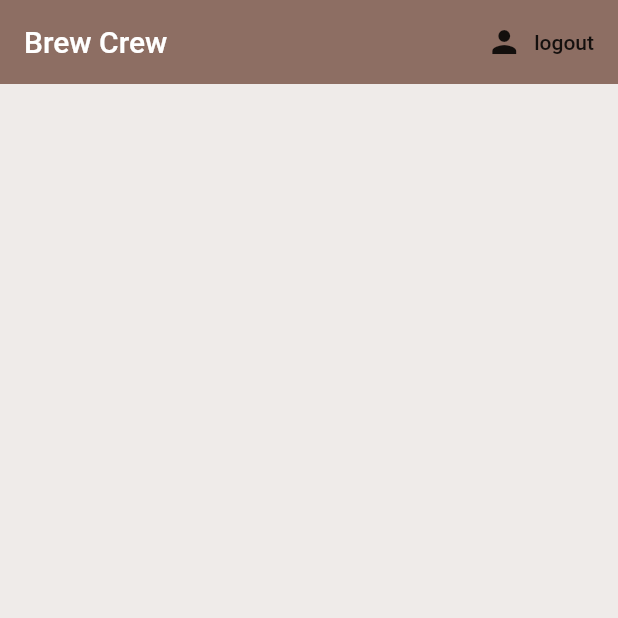
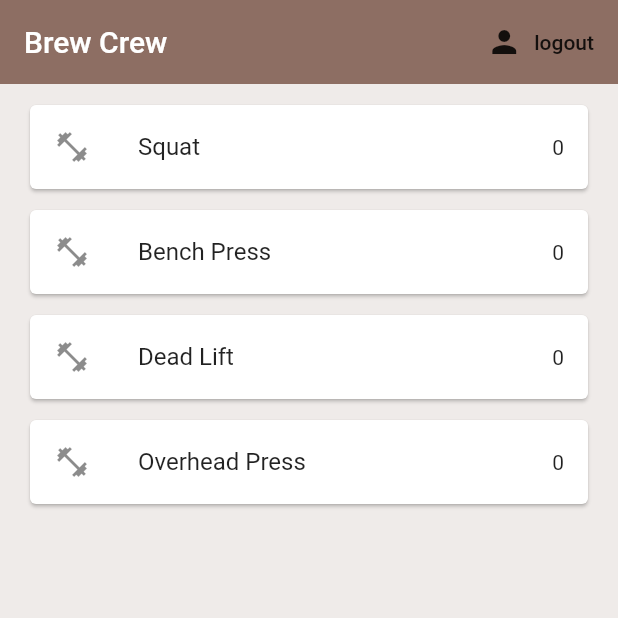
Before and after one commit to Empyreus/531ForBeginners, a Flutter app: the screen it shows once a user with an empty profile is signed in, on a phone screen of 412 x 824 dp, the top half of it. Run offline on Flutter 3.47's test engine with Material 2 defaults, Android fonts, the phone set to English and light mode, and no system bars; our stand-ins replace cloud_firestore, firebase_auth, flutter_spinkit; accounts and stored records are empty.

Commit message:
Working on List View

```diff
--- /dev/null
+++ b/lib/models/weight.dart
@@ -0,0 +1,8 @@
+class Weight {
+  final int squat;
+  final int bench;
+  final int deadlift;
+  final int press;
+
+  Weight({this.squat, this.bench, this.deadlift, this.press});
+}
--- a/lib/screens/home/home.dart
+++ b/lib/screens/home/home.dart
@@ -1,12 +1,17 @@
 import 'package:for_beginners_531/services/auth.dart';
 import 'package:flutter/material.dart';
+import 'package:for_beginners_531/services/database.dart';
+import 'package:provider/provider.dart';
+import 'package:for_beginners_531/screens/home/weight_list.dart';
+import 'package:for_beginners_531/models/weight.dart';
 
 class Home extends StatelessWidget {
   final AuthService _auth = AuthService();
 
   @override
   Widget build(BuildContext context) {
-    return Container(
+    return StreamProvider<List<Weight>>.value(
+      value: DatabaseService().weights,
       child: Scaffold(
         backgroundColor: Colors.brown[50],
         appBar: AppBar(
@@ -23,6 +28,7 @@ class Home extends StatelessWidget {
             ),
           ],
         ),
+        body: WeightList()
       ),
     );
   }
--- /dev/null
+++ b/lib/screens/home/weight_list.dart
@@ -0,0 +1,26 @@
+import 'package:flutter/material.dart';
+import 'package:provider/provider.dart';
+import 'package:for_beginners_531/models/weight.dart';
+import 'package:for_beginners_531/screens/home/weight_tile.dart';
+
+class WeightList extends StatefulWidget {
+  @override
+  _WeightListState createState() => _WeightListState();
+}
+
+class _WeightListState extends State<WeightList> {
+
+  final names = ["Squat", "Bench Press", "Dead Lift", "Overhead Press"];
+
+  @override
+  Widget build(BuildContext context) {
+    final weights = Provider.of<List<Weight>>(context);
+
+    return ListView.builder(
+      itemCount: 4,
+      itemBuilder: (context, index){
+        return WeightTile(weights: weights, name: names[index]);
+      }
+    );
+  }
+}
--- /dev/null
+++ b/lib/screens/home/weight_tile.dart
@@ -0,0 +1,25 @@
+import 'package:flutter/material.dart';
+import 'package:for_beginners_531/models/weight.dart';
+
+class WeightTile extends StatelessWidget {
+  final weights;
+//  final Weight weight;
+  final String name;
+
+  WeightTile({this.weights, this.name});
+
+  @override
+  Widget build(BuildContext context) {
+    return Padding(
+        padding: EdgeInsets.only(top: 8.0),
+        child: Card(
+            margin: EdgeInsets.fromLTRB(20.0, 6.0, 20.0, 0.0),
+            child: ListTile(
+              leading: Icon(Icons.fitness_center),
+              title: Text(name),
+              trailing: Text(0.toString()),
+            )
+        )
+    );
+  }
+}
--- a/lib/services/database.dart
+++ b/lib/services/database.dart
@@ -1,4 +1,5 @@
 import 'package:cloud_firestore/cloud_firestore.dart';
+import 'package:for_beginners_531/models/weight.dart';
 
 class DatabaseService {
   final String uid;
@@ -7,10 +8,10 @@ class DatabaseService {
 
   // collection reference
   final CollectionReference weightCollection =
-      Firestore.instance.collection('brews');
+  Firestore.instance.collection('weights');
 
-  Future<void> updateUserData(
-      int squat, int bench, int deadlift, int press) async {
+  Future<void> updateUserData(int squat, int bench, int deadlift,
+      int press) async {
     return await weightCollection.document(uid).setData({
       'squat': squat,
       'bench': bench,
@@ -18,4 +19,21 @@ class DatabaseService {
       'press': press,
     });
   }
+
+  //weight list from snapshot
+  List<Weight> _weightListFromSnapshot(QuerySnapshot snapshot) {
+    return snapshot.documents.map((doc) {
+      return Weight(
+        squat: doc.data['squat'] ?? 0,
+        bench: doc.data['bench'] ?? 0,
+        deadlift: doc.data['deadlift'] ?? 0,
+        press: doc.data['press'] ?? 0,
+      );
+    }).toList();
+  }
+
+  //get weights stream
+  Stream<List<Weight>> get weights {
+    return weightCollection.snapshots().map(_weightListFromSnapshot);
+  }
 }
```
